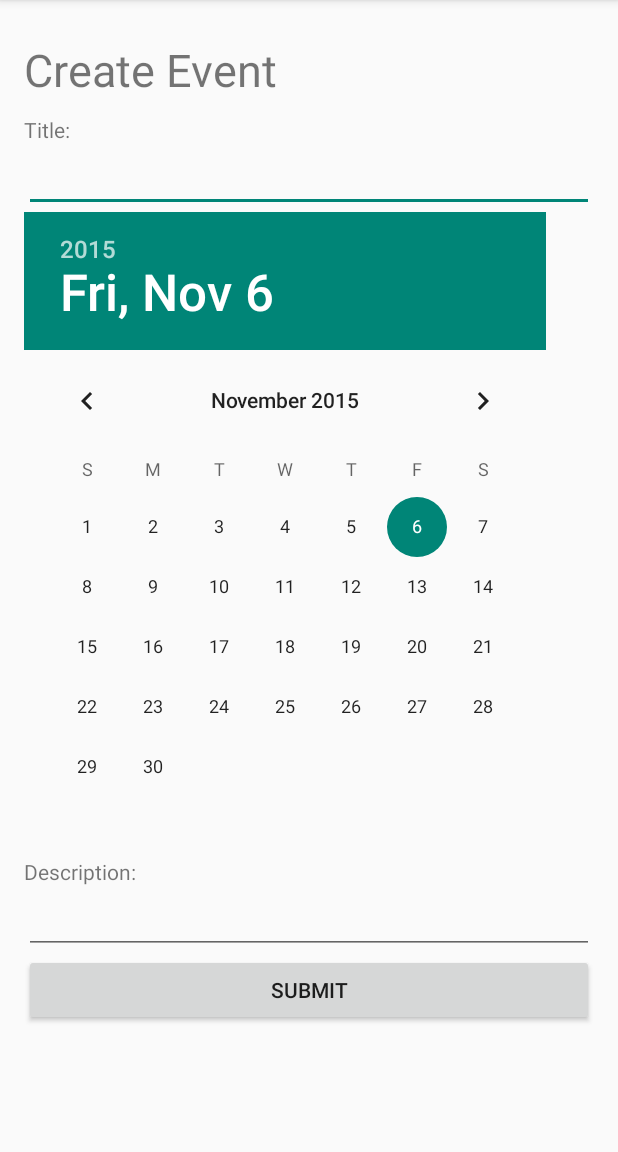
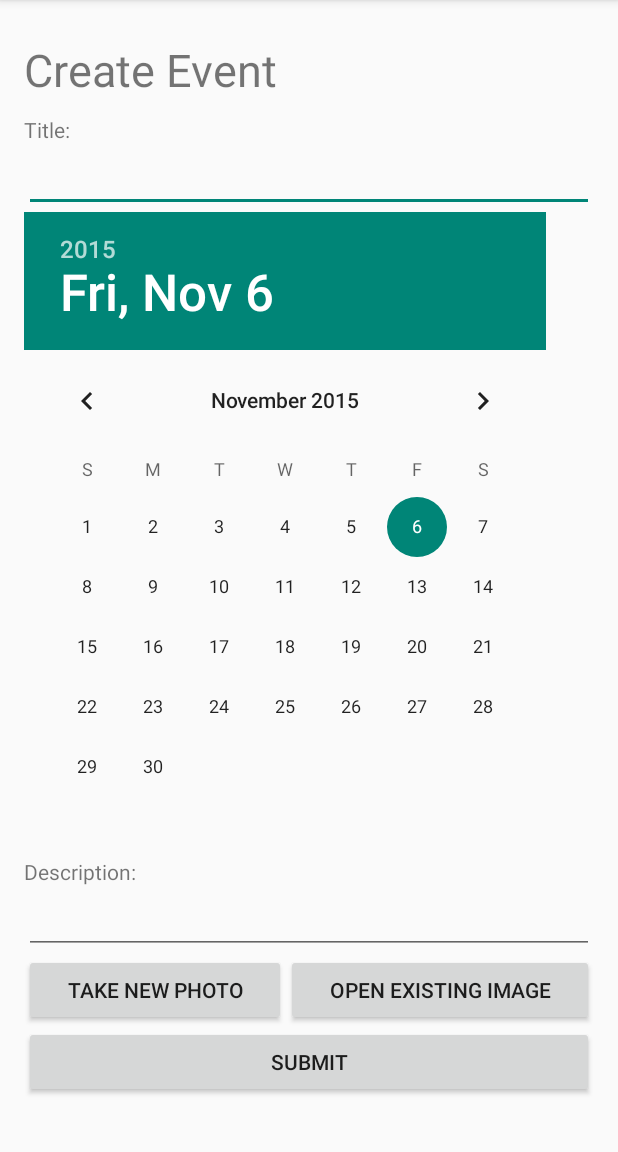
Before and after one commit to Coolest101Group/UCSDBulletinBoard, an Android app: the CreateEvent screen opened directly, with no data from a screen before it, on a phone screen of 412 x 824 dp, the part 84-1236 px from its top. Run offline under Robolectric (Android 15) with nearby library versions, the phone set to English and light mode, and no system bars.

Commit message:
Create Event form now gives option to Take a photo or select from gallery - Daniel

```diff
--- a/app/src/main/AndroidManifest.xml
+++ b/app/src/main/AndroidManifest.xml
@@ -17,6 +17,7 @@
     <uses-permission android:name="android.permission.READ_CONTACTS" />
 
     <uses-permission android:name="android.permission.READ_CALL_LOG" />
+
 
     <application
         android:allowBackup="true"
--- a/app/src/main/res/layout/activity_create_event.xml
+++ b/app/src/main/res/layout/activity_create_event.xml
@@ -50,6 +50,32 @@
                 android:id="@+id/event_description"
                 android:layout_width="fill_parent"
                 android:layout_height="wrap_content" />
+            <LinearLayout
+                android:id="@+id/LinearLayout02"
+                android:layout_height="wrap_content"
+                android:layout_width="fill_parent"
+                android:layout_alignParentBottom="true">
+                <Button
+                    android:id="@+id/select_from_camera"
+                    android:layout_width="wrap_content"
+                    android:layout_height="wrap_content"
+                    android:layout_weight="1" android:text="Take New Photo"
+                    android:onClick="btnGetCameraPhotoClicked">
+                </Button>
+                <Button
+                    android:id="@+id/select_from_gallery"
+                    android:layout_width="wrap_content"
+                    android:layout_height="wrap_content"
+                    android:layout_weight="1"
+                    android:text="Open Existing Image"
+                    android:onClick="btnGetGalleryClicked"
+                    android:nestedScrollingEnabled="true">
+                </Button>
+            </LinearLayout>
+            <ImageView
+                android:id="@+id/iViewPhoto"
+                android:layout_width="match_parent"
+                android:layout_height="match_parent"/>
             <Button
                 android:id="@+id/event_sign_up_button"
                 android:layout_width="fill_parent"
```
Also changed, not shown: app/src/main/java/com/apress/gerber/ucsdbulletinboard/CreateEvent.java (+80 -15 lines).
